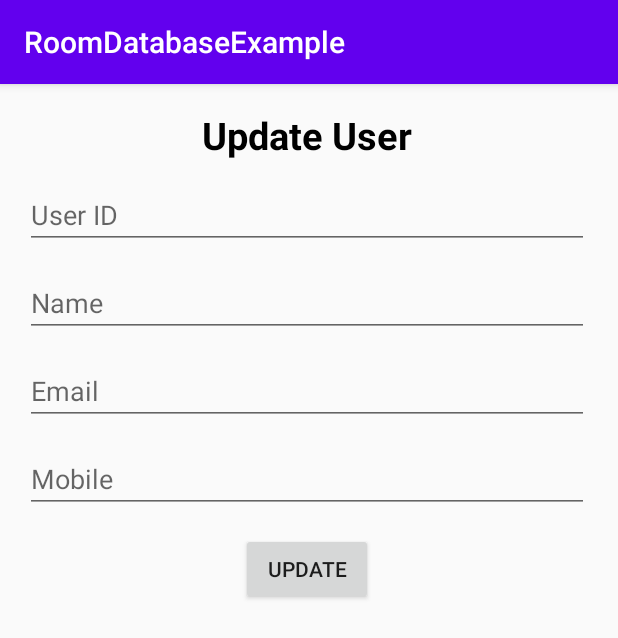
After one commit to ashispatel1998/RoomDatabase-Example, an Android app: the fragment UpdateUserFragment placed in its activity, on a phone screen of 412 x 824 dp. The commit adds this screen. Shown: the top 638 px of the screen. Run offline under Robolectric (Android 15) with nearby library versions, the phone set to English and light mode, and no system bars; our stand-ins replace Room's generated code.

Commit message:
update user operation

```diff
--- a/app/src/main/java/com/example/roomdatabaseexample/HomeFragment.java
+++ b/app/src/main/java/com/example/roomdatabaseexample/HomeFragment.java
@@ -57,6 +57,16 @@ public class HomeFragment extends Fragment {
                         .addToBackStack(null).commit();
             }
         });
+
+        //UPDATE BUTTON
+        btn_update.setOnClickListener(new View.OnClickListener() {
+            @Override
+            public void onClick(View view) {
+                MainActivity.fragmentManager.beginTransaction().replace(R.id.fragment_container,new UpdateUserFragment())
+                        .addToBackStack(null).commit();
+            }
+        });
+
         return view;
     }
 
--- a/app/src/main/java/com/example/roomdatabaseexample/MyDao.java
+++ b/app/src/main/java/com/example/roomdatabaseexample/MyDao.java
@@ -4,6 +4,7 @@ import androidx.room.Dao;
 import androidx.room.Delete;
 import androidx.room.Insert;
 import androidx.room.Query;
+import androidx.room.Update;
 
 import java.io.Serializable;
 import java.util.List;
@@ -28,4 +29,8 @@ public interface MyDao {
     @Delete
     public  void deleteUser(User user);
 
+    // Update Operation
+    @Update
+    public void updateUser(User user);
+
 }
--- /dev/null
+++ b/app/src/main/java/com/example/roomdatabaseexample/UpdateUserFragment.java
@@ -0,0 +1,64 @@
+package com.example.roomdatabaseexample;
+
+import android.os.Bundle;
+
+import androidx.fragment.app.Fragment;
+
+import android.view.LayoutInflater;
+import android.view.View;
+import android.view.ViewGroup;
+import android.widget.Button;
+import android.widget.EditText;
+import android.widget.Toast;
+
+public class UpdateUserFragment extends Fragment {
+
+    private Button btn_update;
+    private EditText txt_user_id,txt_user_name,txt_user_email,txt_user_mobile;
+
+    public UpdateUserFragment() {
+        // Required empty public constructor
+    }
+
+    @Override
+    public View onCreateView(LayoutInflater inflater, ViewGroup container,
+                             Bundle savedInstanceState) {
+        // Inflate the layout for this fragment
+        View view= inflater.inflate(R.layout.fragment_update_user, container, false);
+
+        txt_user_id=view.findViewById(R.id.update_user_id);
+        txt_user_name=view.findViewById(R.id.update_user_name);
+        txt_user_email=view.findViewById(R.id.update_user_email);
+        txt_user_mobile=view.findViewById(R.id.update_user_mobile);
+        btn_update=view.findViewById(R.id.update_btn);
+
+        btn_update.setOnClickListener(new View.OnClickListener() {
+            @Override
+            public void onClick(View view) {
+                int id=Integer.parseInt(txt_user_id.getText().toString().trim());
+                String name=txt_user_name.getText().toString().trim();
+                String email=txt_user_email.getText().toString().trim();
+                String mobile=txt_user_mobile.getText().toString().trim();
+
+                User user=new User();
+                user.setId(id);
+                user.setName(name);
+                user.setEmail(email);
+                user.setMobile(mobile);
+
+                MainActivity.myAppDatabase.myDao().updateUser(user);
+
+                Toast.makeText(getActivity(),"User updated with id :"+id,Toast.LENGTH_LONG).show();
+
+                txt_user_id.setText("");
+                txt_user_name.setText("");
+                txt_user_email.setText("");
+                txt_user_mobile.setText("");
+
+
+            }
+        });
+
+        return view;
+    }
+}
--- /dev/null
+++ b/app/src/main/res/layout/fragment_update_user.xml
@@ -0,0 +1,67 @@
+<?xml version="1.0" encoding="utf-8"?>
+<ScrollView
+    xmlns:android="http://schemas.android.com/apk/res/android"
+    xmlns:tools="http://schemas.android.com/tools"
+    android:layout_width="match_parent"
+    android:layout_height="match_parent"
+    android:orientation="vertical"
+    android:scrollbars="none"
+    tools:context=".UpdateUserFragment">
+
+    <LinearLayout
+        android:orientation="vertical"
+        android:layout_margin="10px"
+        android:padding="5px"
+        android:layout_width="match_parent"
+        android:layout_height="match_parent">
+
+        <TextView
+            android:textStyle="bold"
+            android:textColor="#000"
+            android:layout_marginTop="10px"
+            android:layout_marginBottom="10px"
+            android:textSize="25sp"
+            android:textAlignment="center"
+            android:text="Update User"
+            android:layout_width="match_parent"
+            android:layout_height="wrap_content"/>
+        <EditText
+            android:id="@+id/update_user_id"
+            android:layout_margin="10px"
+            android:hint="User ID"
+            android:inputType="number"
+            android:layout_width="match_parent"
+            android:layout_height="wrap_content"/>
+        <EditText
+            android:id="@+id/update_user_name"
+            android:layout_margin="10px"
+            android:hint="Name"
+            android:inputType="text"
+            android:layout_width="match_parent"
+            android:layout_height="wrap_content"/>
+        <EditText
+            android:id="@+id/update_user_email"
+            android:layout_margin="10px"
+            android:hint="Email"
+            android:inputType="textEmailAddress"
+            android:layout_width="match_parent"
+            android:layout_height="wrap_content"/>
+        <EditText
+            android:id="@+id/update_user_mobile"
+            android:layout_margin="10px"
+            android:hint="Mobile"
+            android:inputType="phone"
+            android:layout_width="match_parent"
+            android:layout_height="wrap_content"/>
+        <Button
+            android:id="@+id/update_btn"
+            android:layout_gravity="center_horizontal"
+            android:text="Update"
+            android:layout_margin="10px"
+            android:layout_width="wrap_content"
+            android:layout_height="wrap_content"/>
+
+
+    </LinearLayout>
+
+</ScrollView>
```
